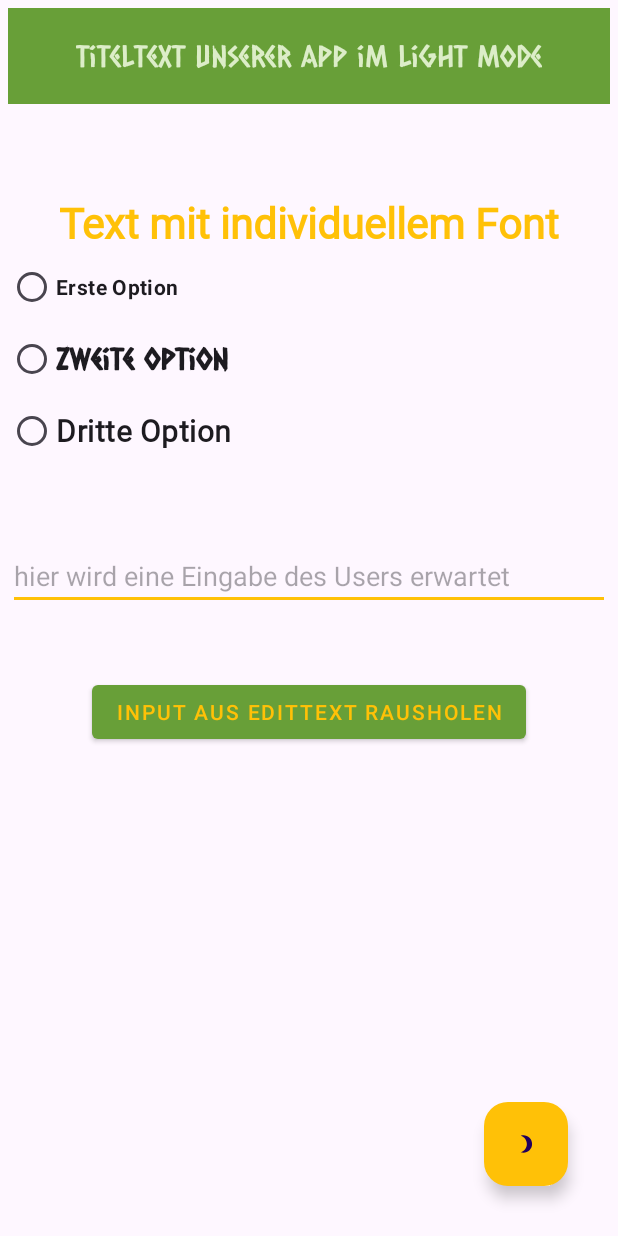
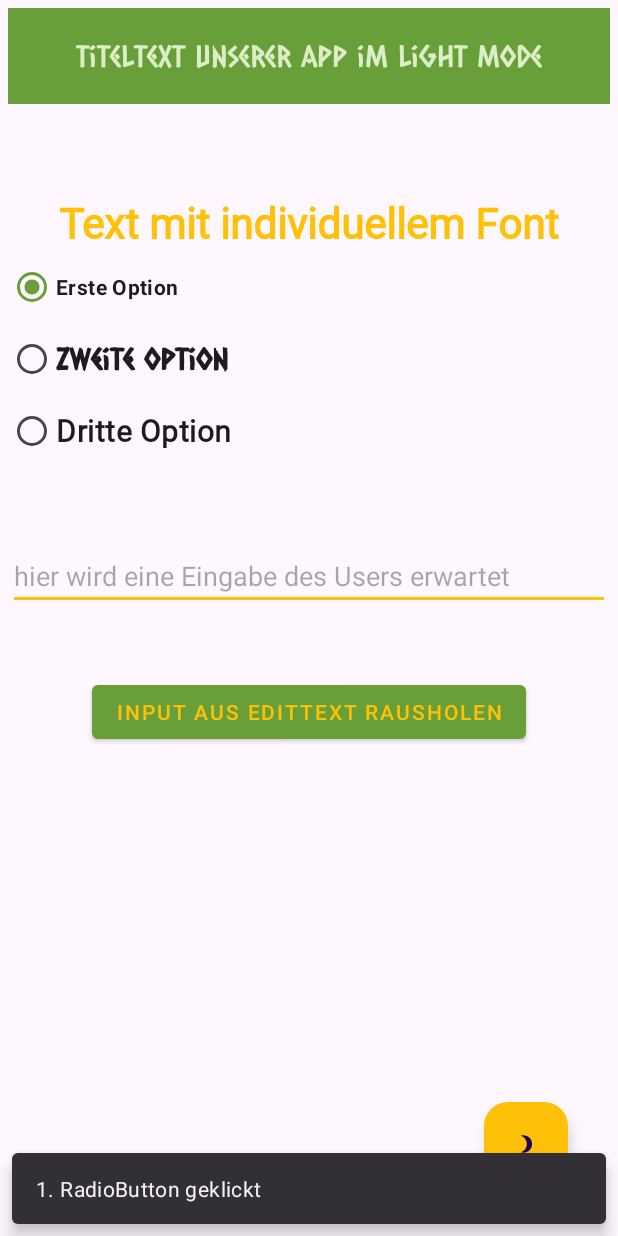
Before and after one commit to MarianneSyntax/UserInputLive, an Android app: the screen it shows after launch (MainActivity), after a tap on "INPUT AUS EDITTEXT RAUSHOLEN", on a phone screen of 412 x 824 dp. Run offline under Robolectric (Android 15) with nearby library versions, the light colour scheme and no system bars; our stand-ins replace navigation-ui; 1 other tap on this screen came first.

Commit message:
logik radiobutton snackbar

```diff
--- a/app/src/main/java/com/example/userinputlive/MainActivity.kt
+++ b/app/src/main/java/com/example/userinputlive/MainActivity.kt
@@ -48,7 +48,11 @@ class MainActivity : AppCompatActivity() {
             editText.text.clear()
         }
 
-
+        // Initialisierung des RadioButtons
+        firstRadio = findViewById(R.id.firstRadioBtn)
+        // Logik RadioButton
+        firstRadio.setOnClickListener {
+           Snackbar.make(it,"1. RadioButton geklickt",Snackbar.LENGTH_SHORT).show()
+        }
     }
-
 }
```
